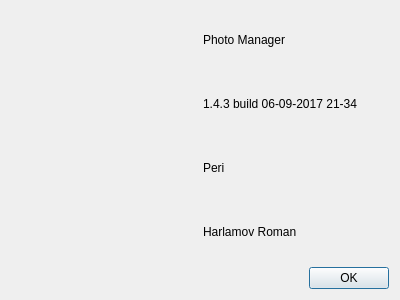
First picture: the form in PhotoManager/aboutwindow.ui, repository pphprj/periphotoproject, before the edit.
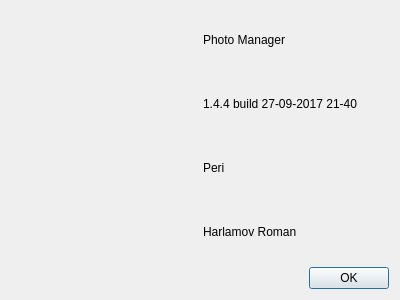
Second picture: the form after the edit.

The edit to the form file:
```diff
--- a/PhotoManager/aboutwindow.ui
+++ b/PhotoManager/aboutwindow.ui
@@ -26,7 +26,7 @@
      <item row="1" column="1">
       <widget class="QLabel" name="labelVersion">
        <property name="text">
-        <string>1.4.3 build 06-09-2017 21-34</string>
+        <string>1.4.4 build 27-09-2017 21-40</string>
        </property>
       </widget>
      </item>
```
